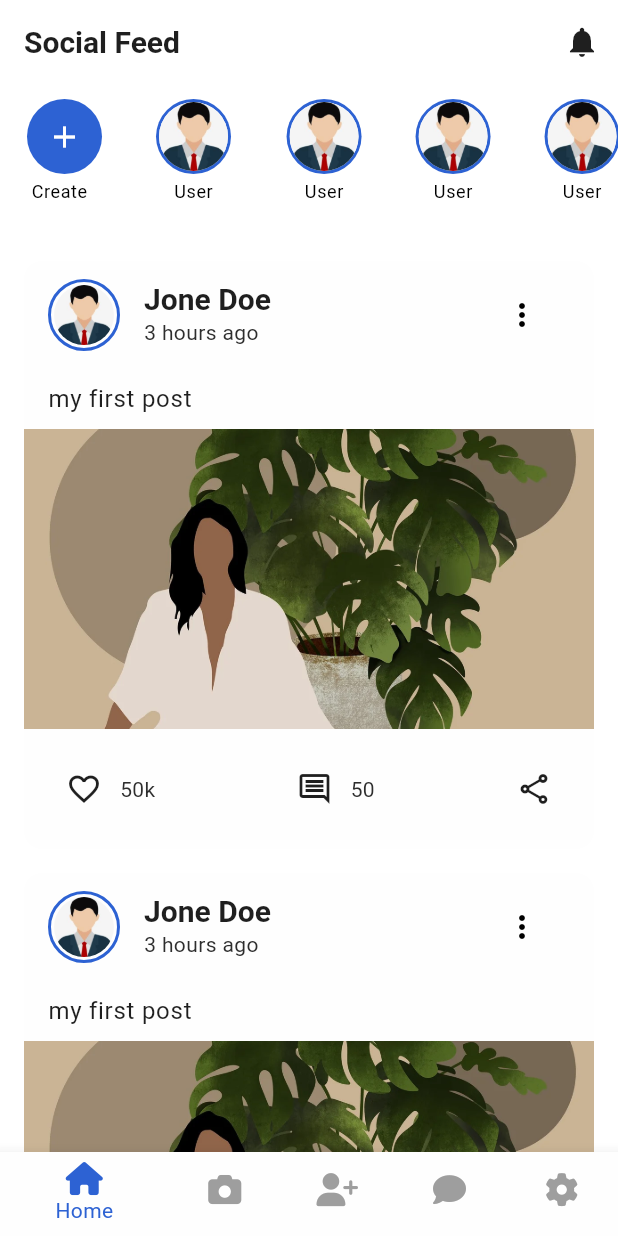
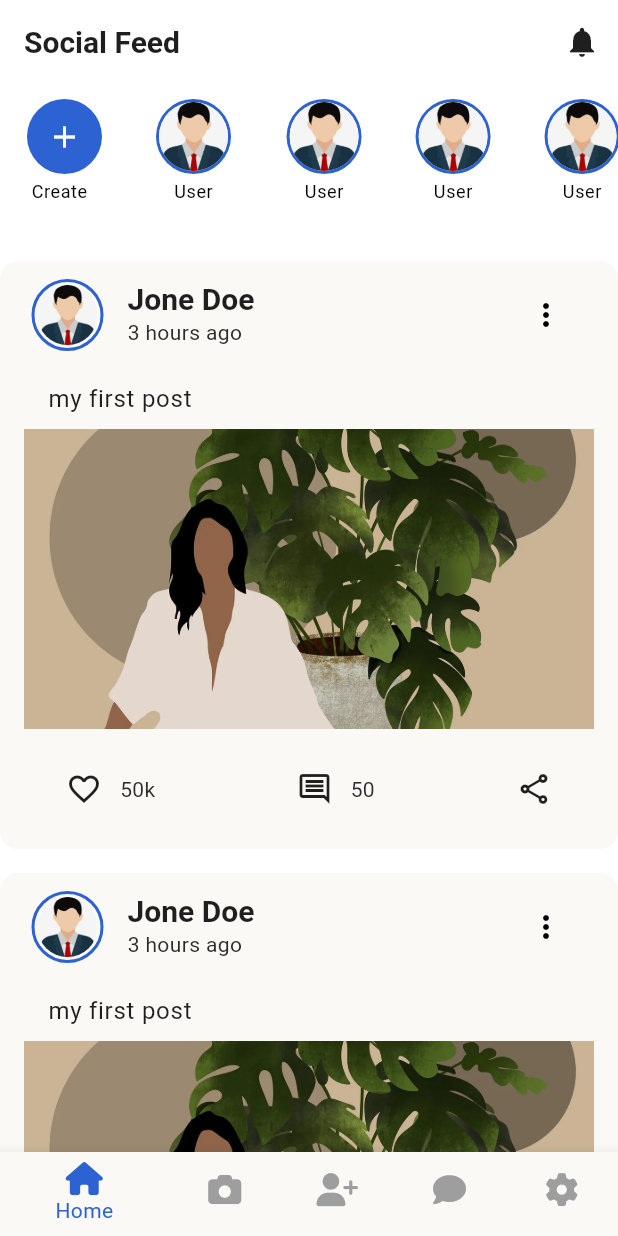
Before and after one commit to moshika38/Flutter-Social-Media-App, a Flutter app: the screen it shows after launch, on a phone screen of 412 x 824 dp. Run offline on Flutter 3.47's test engine with Material 3 defaults, Android fonts, the phone set to English and light mode, and no system bars; our stand-ins replace font_awesome_flutter, go_router.

Commit message:
update post card ui

```diff
--- a/lib/pages/story_view_page.dart
+++ b/lib/pages/story_view_page.dart
@@ -95,10 +95,10 @@ class StoryViewPage {
                                   'assets/images/sample.jpg'), // user image
                             ),
                             const SizedBox(width: 12),
-                            Column(
+                            const Column(
                               crossAxisAlignment: CrossAxisAlignment.start,
                               mainAxisSize: MainAxisSize.min,
-                              children: const [
+                              children: [
                                 Text(
                                   'User Name',
                                   style: TextStyle(
@@ -161,8 +161,8 @@ class StoryViewPage {
                             ],
                           ),
                         ),
-                        child: Row(
-                          children: const [
+                        child: const Row(
+                          children: [
                             Icon(Icons.remove_red_eye, color: Colors.white),
                             SizedBox(width: 8),
                             Text(
--- a/lib/routing/routings.dart
+++ b/lib/routing/routings.dart
@@ -73,7 +73,7 @@ class Routings {
                 name: 'story',
                 path: '/story',
                 builder: (context, state) => const StoryScreen(),
-                routes: [
+                routes: const [
 
                 ],
               ),
--- a/lib/screen/app_level/home_screen.dart
+++ b/lib/screen/app_level/home_screen.dart
@@ -33,7 +33,7 @@ class HomeScreen extends StatelessWidget {
                   children: [
                     SizedBox(
                       width: MediaQuery.of(context).size.width * 0.42,
-                      child: CreatePostBtn(),
+                      child: const CreatePostBtn(),
                     ),
                     Row(
                       children: List.generate(
@@ -121,7 +121,7 @@ class CreatePostBtn extends StatelessWidget {
               CircleAvatar(
                 radius: 25,
                 backgroundColor: Theme.of(context).colorScheme.surface,
-                child: Icon(Icons.add, color: Colors.white),
+                child: const Icon(Icons.add, color: Colors.white),
               ),
               const SizedBox(height: 4),
               Text(
--- a/lib/screen/app_level/story_screen.dart
+++ b/lib/screen/app_level/story_screen.dart
@@ -81,6 +81,8 @@ class _StoryScreenState extends State<StoryScreen> {
                     onTap: () {
                       StoryViewPage().showStoryView(context);
                     },
+                    child: Padding(
+                      padding: const EdgeInsets.symmetric(vertical: 5),
                       child: ListTile(
                         leading: Container(
                           decoration: BoxDecoration(
@@ -102,6 +104,7 @@ class _StoryScreenState extends State<StoryScreen> {
                         ),
                         subtitle: const Text('Today, 10:00 AM'),
                       ),
+                    ),
                   );
                 },
               ),
--- a/lib/utils/color.dart
+++ b/lib/utils/color.dart
@@ -8,7 +8,8 @@ class AppColors {
 
   // Primary colors light
   static const Color primaryWhite = Color(0xFFffffff);
-  static const Color secondaryLight = Color(0xFFfefefe);
+  static const Color secondaryLight = Color(0xFFfaf9f6);
+  // static const Color secondaryLight = Color(0xFFfbfcf8);
   static const Color mainColorLight = Color.fromARGB(255, 45, 98, 211);
 
   // text colors
--- a/lib/widget/user_post.dart
+++ b/lib/widget/user_post.dart
@@ -29,12 +29,13 @@ class UserPost extends StatelessWidget {
   @override
   Widget build(BuildContext context) {
     return Card(
-      margin: EdgeInsets.symmetric(horizontal: 16, vertical: 8),
+      margin: const EdgeInsets.symmetric(vertical: 8),
       child: Column(
         crossAxisAlignment: CrossAxisAlignment.start,
         children: [
-          isGoAccount
-              ? ListTile(
+          Padding(
+            padding: const EdgeInsets.only(left: 5),
+            child: ListTile(
               leading: GestureDetector(
                 onTap: () {
                   (context).pushNamed('account');
@@ -49,7 +50,7 @@ class UserPost extends StatelessWidget {
                     ),
                   ),
                   child: CircleAvatar(
-                        radius: 20,
+                    radius: isGoAccount ? 20 : 15,
                     backgroundImage: AssetImage(userImage),
                   ),
                 ),
@@ -66,18 +67,16 @@ class UserPost extends StatelessWidget {
                 icon: const Icon(Icons.more_vert),
                 onPressed: () {},
               ),
-                )
-              : Row(
-                  mainAxisAlignment: MainAxisAlignment.end,
-                  children: [
-                    IconButton(
-                      icon: const Icon(Icons.more_vert),
-                      onPressed: () {},
             ),
-                  ],
           ),
           Padding(
-            padding: EdgeInsets.symmetric(horizontal: 16, vertical: 8),
+            padding: const EdgeInsets.symmetric(horizontal: 16),
+            child: Column(
+              crossAxisAlignment: CrossAxisAlignment.start,
+              children: [
+                Padding(
+                  padding:
+                      const EdgeInsets.symmetric(horizontal: 16, vertical: 8),
                   child: Text(
                     postDes,
                     style: Theme.of(context).textTheme.bodyLarge,
@@ -129,6 +128,9 @@ class UserPost extends StatelessWidget {
                 ),
               ],
             ),
+          ),
+        ],
+      ),
     );
   }
 }
```
Lines whose indentation alone changed are shown as unchanged.
